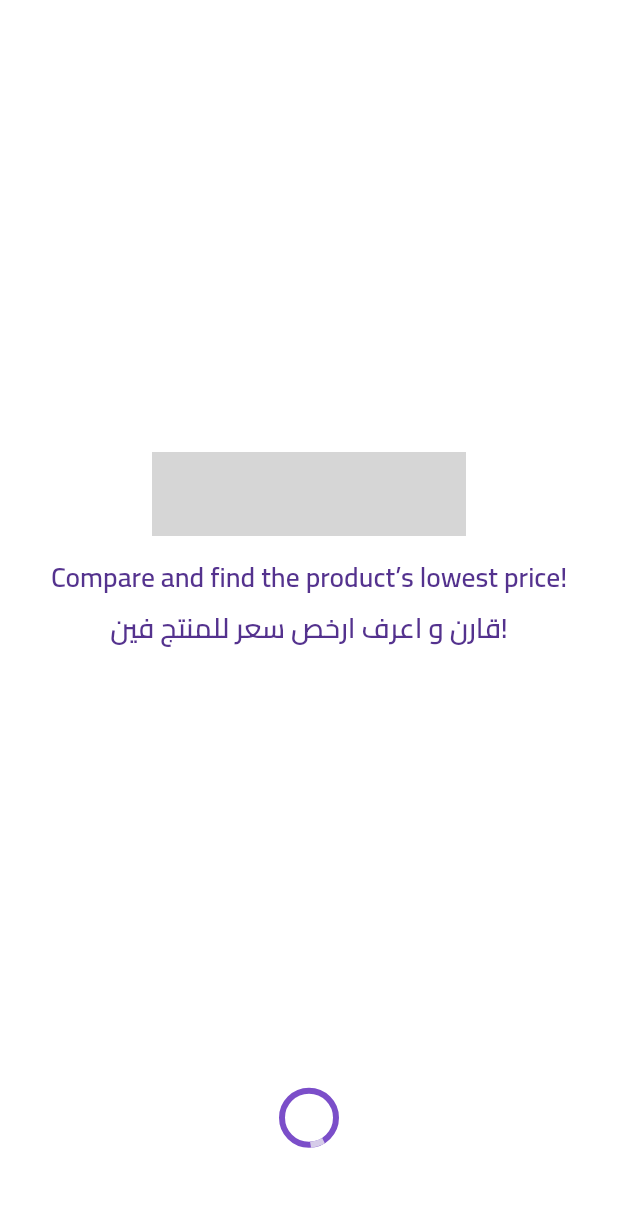
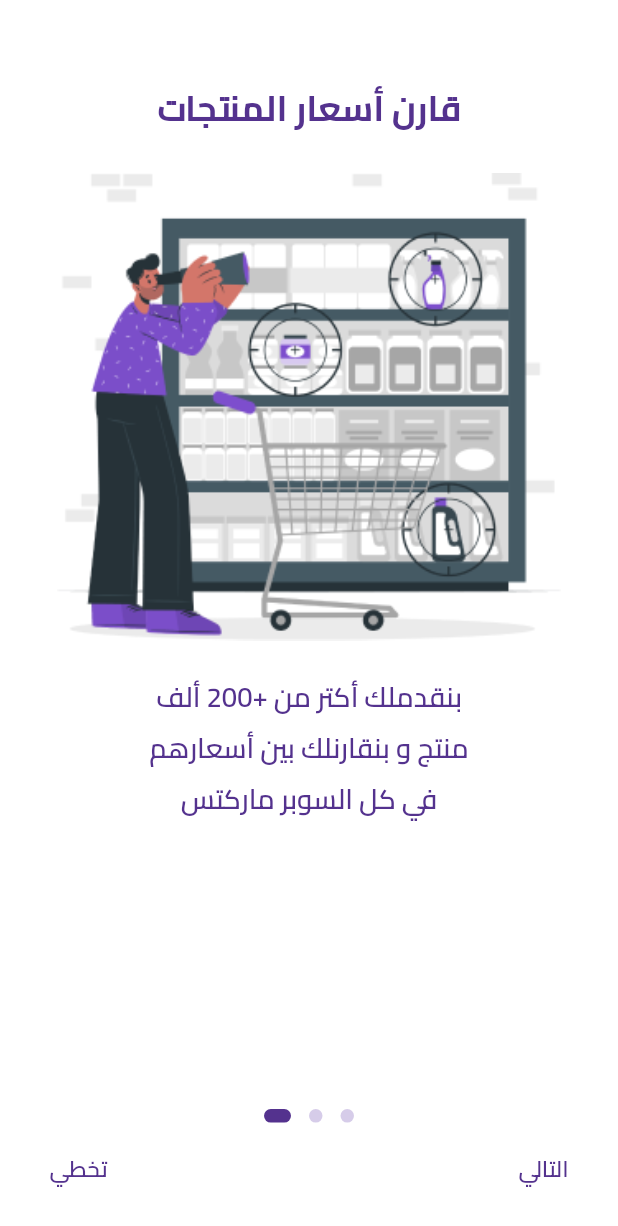
Before and after one commit to YabalshDev/YaBalsh_Mobile_App, a Flutter app: the screen it shows after launch, on a phone screen of 412 x 824 dp. Shown: the top 1226 px of the screen. Run offline on Flutter 3.47's test engine with Material 2 defaults, Android fonts, the phone set to English and light mode, and no system bars; drawn by our look-alikes of dots_indicator; our stand-ins replace bloc, device_preview, flutter_bloc, flutter_screenutil, get; grey boxes are pictures that could not be loaded.

Commit message:
on boarding

```diff
--- a/lib/app.dart
+++ b/lib/app.dart
@@ -16,6 +16,7 @@ class YaBalashApp extends StatelessWidget {
       splitScreenMode: true,
       builder: (context, child) => GetMaterialApp(
         navigatorKey: Get.key,
+        debugShowCheckedModeBanner: false,
         getPages: RouteHelper.routes,
         initialRoute: RouteHelper.getIntialRoute(),
         title: AppStrings.appName,
--- /dev/null
+++ b/lib/core/constants/on_boarding_list.dart
@@ -0,0 +1,21 @@
+import 'package:yabalash_mobile_app/core/constants/app_assets.dart';
+
+import '../../features/on_boaring/domain/on_boarding.dart';
+
+final List<OnBoarding> onBoardings = [
+  OnBoarding(
+      imagePath: AppAssets.firstOnBoardingIllustration,
+      title: 'قارن أسعار المنتجات',
+      subTitile:
+          'بنقدملك أكتر من +200 ألف منتج و بنقارنلك بين أسعارهم في كل السوبر ماركتس '),
+  OnBoarding(
+      imagePath: AppAssets.secondOnBoardingIllustration,
+      title: 'اعرف أرخص سعر فين',
+      subTitile:
+          'بعد اختيارك لكل إحتياجاتك، هنقولك تقدر تشتريهم منين بأقل سعر و توفر فلوسك !'),
+  OnBoarding(
+      imagePath: AppAssets.thirdOnBoardingIllustration,
+      title: 'هنوصلك لباب بيتك',
+      subTitile:
+          'زودت كل الي محتاجه؟ هنوصلهمك  من السوبرماركت الي تختاره لحد باب بيتك!')
+];
--- /dev/null
+++ b/lib/features/on_boaring/domain/on_boarding.dart
@@ -0,0 +1,7 @@
+class OnBoarding {
+  final String? title;
+  final String? subTitile;
+  final String? imagePath;
+
+  OnBoarding({this.title = '', this.subTitile = '', this.imagePath = ''});
+}
--- a/lib/features/on_boaring/presentation/blocs/cubit/on_boarding_cubit.dart
+++ b/lib/features/on_boaring/presentation/blocs/cubit/on_boarding_cubit.dart
@@ -4,7 +4,7 @@ import 'package:meta/meta.dart';
 part 'on_boarding_state.dart';
 
 class OnBoardingCubit extends Cubit<OnBoardingState> {
-  OnBoardingCubit() : super(OnBoardingInitial());
+  OnBoardingCubit() : super(PageIndex(index: 0));
 
   int _currentIndex = 0;
   int get currentIndex => _currentIndex;
--- a/lib/features/on_boaring/presentation/views/on_boarding_view.dart
+++ b/lib/features/on_boaring/presentation/views/on_boarding_view.dart
@@ -1,4 +1,12 @@
 import 'package:flutter/material.dart';
+import 'package:flutter_bloc/flutter_bloc.dart';
+import 'package:flutter_screenutil/flutter_screenutil.dart';
+import 'package:get/get.dart';
+import 'package:yabalash_mobile_app/core/constants/on_boarding_list.dart';
+import 'package:yabalash_mobile_app/core/theme/light/app_colors_light.dart';
+import 'package:yabalash_mobile_app/features/on_boaring/presentation/blocs/cubit/on_boarding_cubit.dart';
+import 'package:yabalash_mobile_app/features/on_boaring/presentation/widgets/dots_indicators.dart';
+import 'package:yabalash_mobile_app/features/on_boaring/presentation/widgets/page_view_item.dart';
 
 class OnBoardingView extends StatefulWidget {
   const OnBoardingView({super.key});
@@ -17,17 +25,88 @@ class _OnBoardingViewState extends State<OnBoardingView> {
   @override
   Widget build(BuildContext context) {
     return Scaffold(
-      body: Column(
+      body: BlocBuilder<OnBoardingCubit, OnBoardingState>(
+        builder: (context, state) {
+          if (state is PageIndex) {
+            return Column(
               children: [
-          const Spacer(),
-          PageView.builder(
+                SizedBox(
+                  height: 50.h,
+                ),
+                Expanded(
+                  child: PageView.builder(
                     controller: _pageController,
-            itemCount: 3,
+                    itemCount: onBoardings.length,
+                    onPageChanged: (value) =>
+                        Get.find<OnBoardingCubit>().setPageIndex(value),
                     itemBuilder: (context, index) {
-              return Container();
+                      final onBoarding = onBoardings[index];
+                      return PageViewItem(
+                          subTitle: onBoarding.subTitile!,
+                          imagePath: onBoarding.imagePath!,
+                          title: onBoarding.title!);
                     },
+                  ),
+                ),
+                SizedBox(
+                  height: 10.h,
+                ),
+                DotsIndicatorsCards(index: state.index, length: 3),
+                SizedBox(
+                  height: 10.h,
+                ),
+                Padding(
+                  padding: EdgeInsets.symmetric(horizontal: 30.w),
+                  child: Row(
+                    mainAxisAlignment: MainAxisAlignment.spaceBetween,
+                    children: [
+                      InkWell(
+                        onTap: () {
+                          if (state.index > 0) {
+                            _pageController.animateToPage(state.index - 1,
+                                duration: const Duration(milliseconds: 500),
+                                curve: Curves.easeInOut);
+                          }
+                        },
+                        child: Text(
+                          'تخطي',
+                          style: Theme.of(context)
+                              .textTheme
+                              .bodyMedium!
+                              .copyWith(
+                                  fontWeight: FontWeight.w600,
+                                  color: AppColorsLight.kAppPrimaryColorLight),
+                        ),
+                      ),
+                      InkWell(
+                        onTap: () {
+                          if (state.index < 2) {
+                            _pageController.animateToPage(state.index + 1,
+                                duration: const Duration(milliseconds: 500),
+                                curve: Curves.easeInOut);
+                          }
+                        },
+                        child: Text(
+                          'التالي',
+                          style: Theme.of(context)
+                              .textTheme
+                              .bodyMedium!
+                              .copyWith(
+                                  fontWeight: FontWeight.w600,
+                                  color: AppColorsLight.kAppPrimaryColorLight),
+                        ),
                       )
                     ],
+                  ),
+                ),
+                SizedBox(
+                  height: 30.h,
+                )
+              ],
+            );
+          }
+          return const SizedBox();
+        },
       ),
     );
   }
--- a/lib/features/on_boaring/presentation/views/splash_view.dart
+++ b/lib/features/on_boaring/presentation/views/splash_view.dart
@@ -1,4 +1,6 @@
 import 'package:flutter/material.dart';
+import 'package:flutter_bloc/flutter_bloc.dart';
+import 'package:yabalash_mobile_app/features/on_boaring/presentation/blocs/cubit/splash_cubit.dart';
 
 import '../widgets/spalsh_body.dart';
 
@@ -7,8 +9,12 @@ class SplashView extends StatelessWidget {
 
   @override
   Widget build(BuildContext context) {
-    return const Scaffold(
-      body: SplashBody(),
+    return Scaffold(
+      body: BlocBuilder<SplashCubit, SplashState>(
+        builder: (context, state) {
+          return const SplashBody();
+        },
+      ),
     );
   }
 }
--- /dev/null
+++ b/lib/features/on_boaring/presentation/widgets/dots_indicators.dart
@@ -0,0 +1,26 @@
+import 'package:dots_indicator/dots_indicator.dart';
+import 'package:flutter/material.dart';
+import 'package:yabalash_mobile_app/core/theme/light/app_colors_light.dart';
+
+class DotsIndicatorsCards extends StatelessWidget {
+  final int index;
+  final int length;
+  const DotsIndicatorsCards(
+      {super.key, required this.index, required this.length});
+
+  @override
+  Widget build(BuildContext context) {
+    return DotsIndicator(
+      dotsCount: length,
+      position: double.parse(index.toString()),
+      decorator: DotsDecorator(
+        activeColor: AppColorsLight.kAppPrimaryColorLight,
+        color: AppColorsLight.kCircularProgressColor,
+        size: const Size.square(9.0),
+        activeSize: const Size(18.0, 9.0),
+        activeShape:
+            RoundedRectangleBorder(borderRadius: BorderRadius.circular(5.0)),
+      ),
+    );
+  }
+}
--- /dev/null
+++ b/lib/features/on_boaring/presentation/widgets/page_view_item.dart
@@ -0,0 +1,55 @@
+import 'package:flutter/material.dart';
+import 'package:flutter_screenutil/flutter_screenutil.dart';
+
+class PageViewItem extends StatelessWidget {
+  final String title;
+  final String subTitle;
+  final String imagePath;
+
+  const PageViewItem(
+      {required this.subTitle,
+      required this.imagePath,
+      required this.title,
+      super.key});
+
+  @override
+  Widget build(BuildContext context) {
+    return Column(
+      crossAxisAlignment: CrossAxisAlignment.center,
+      children: [
+        Text(
+          title,
+          style: Theme.of(context)
+              .textTheme
+              .headlineMedium!
+              .copyWith(color: Theme.of(context).primaryColor),
+        ),
+        SizedBox(
+          height: 20.h,
+        ),
+        SizedBox(
+          width: 306.w,
+          // height: 283.h,
+          child: Image.asset(
+            imagePath,
+            fit: BoxFit.cover,
+          ),
+        ),
+        SizedBox(
+          height: 20.h,
+        ),
+        SizedBox(
+          width: 200.w,
+          child: Text(
+            subTitle,
+            style: Theme.of(context)
+                .textTheme
+                .bodyLarge!
+                .copyWith(color: Theme.of(context).primaryColor),
+            textAlign: TextAlign.center,
+          ),
+        ),
+      ],
+    );
+  }
+}
--- a/lib/routes/app_routes.dart
+++ b/lib/routes/app_routes.dart
@@ -1,4 +1,8 @@
+import 'package:flutter_bloc/flutter_bloc.dart';
 import 'package:get/get.dart';
+import 'package:yabalash_mobile_app/features/on_boaring/presentation/blocs/cubit/on_boarding_cubit.dart';
+import 'package:yabalash_mobile_app/features/on_boaring/presentation/blocs/cubit/splash_cubit.dart';
+import 'package:yabalash_mobile_app/features/on_boaring/presentation/views/on_boarding_view.dart';
 import 'package:yabalash_mobile_app/features/on_boaring/presentation/views/splash_view.dart';
 
 import '../features/home/presentatiom/views/home_view.dart';
@@ -17,7 +21,17 @@ class RouteHelper {
   static final routes = [
     GetPage(
       name: _intialRoute,
-      page: () => const SplashView(),
+      page: () => BlocProvider<SplashCubit>(
+        create: (context) => Get.find<SplashCubit>()..splashInit(),
+        child: const SplashView(),
+      ),
+    ),
+    GetPage(
+      name: _onBordingRoute,
+      page: () => BlocProvider<OnBoardingCubit>(
+        create: (context) => Get.find<OnBoardingCubit>(),
+        child: const OnBoardingView(),
+      ),
     ),
     GetPage(
       name: _homeRoute,
```
Lines whose indentation alone changed are shown as unchanged.
